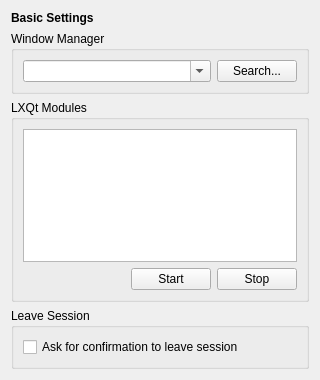
Qt form lxqt-config-session/basicsettings.ui (lxqt/lxqt-session) before a commit.
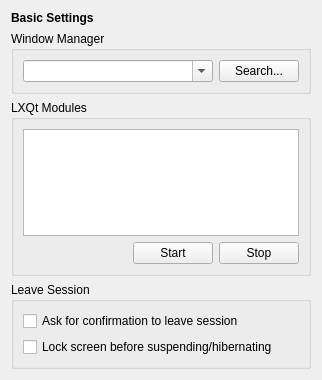
The same form after that commit.

Commit message: Make screen locking before power actions optional

Diff of the .ui file:
```diff
--- a/lxqt-config-session/basicsettings.ui
+++ b/lxqt-config-session/basicsettings.ui
@@ -6,7 +6,7 @@
    <rect>
     <x>0</x>
     <y>0</y>
-    <width>320</width>
+    <width>322</width>
     <height>380</height>
    </rect>
   </property>
@@ -110,7 +110,7 @@
      <property name="title">
       <string>Leave Session</string>
      </property>
-     <layout class="QHBoxLayout" name="horizontalLayout">
+     <layout class="QVBoxLayout" name="verticalLayout">
       <item>
        <widget class="QCheckBox" name="leaveConfirmationCheckBox">
         <property name="text">
@@ -118,6 +118,13 @@
         </property>
        </widget>
       </item>
+      <item>
+       <widget class="QCheckBox" name="lockBeforePowerActionsCheckBox">
+        <property name="text">
+         <string>Lock screen before suspending/hibernating</string>
+        </property>
+       </widget>
+      </item>
      </layout>
     </widget>
    </item>
```
The commit also changes 2 other files.
